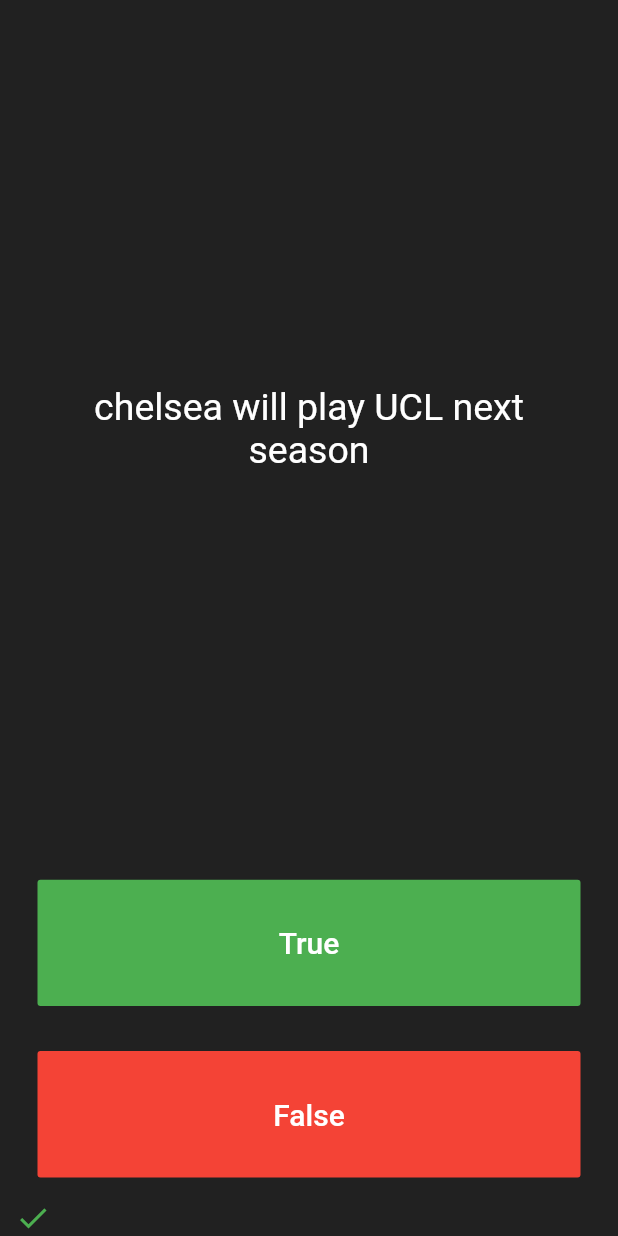
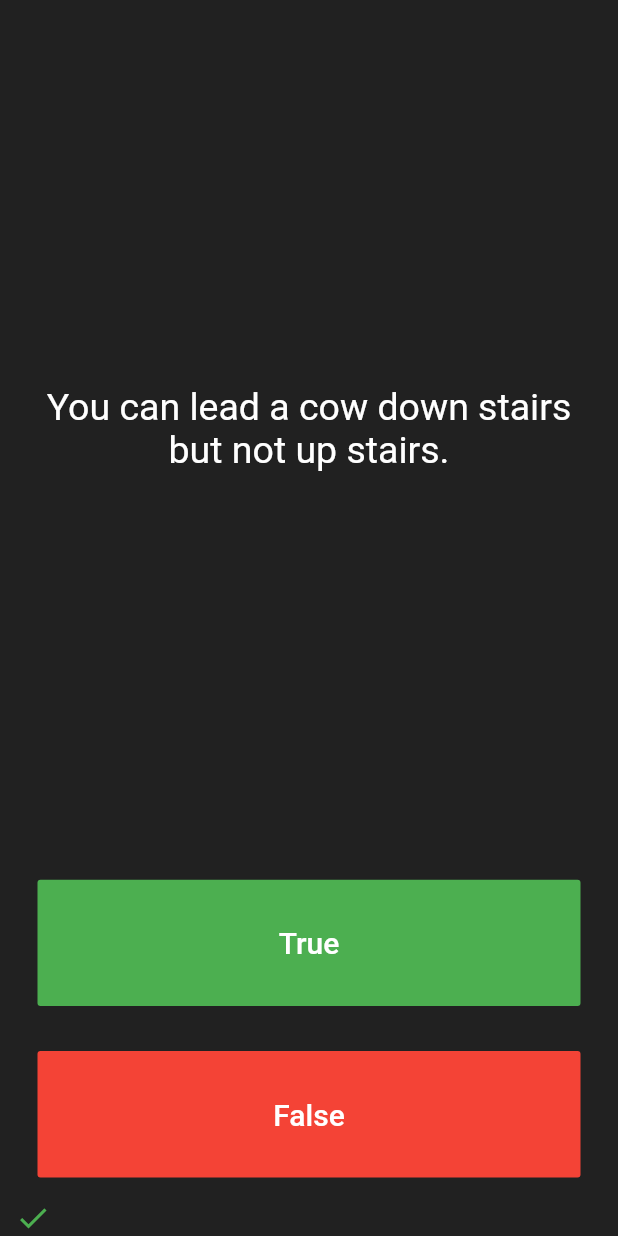
Before and after one commit to srihariash999/FlutterApps, a Flutter app: the screen it shows after launch, after a tap on "True", on a phone screen of 412 x 824 dp. Run offline on Flutter 3.47's test engine with Material 2 defaults, Android fonts, the phone set to English and light mode, and no system bars; our stand-ins replace rflutter_alert.

Commit message:
Revert "Update quizBrain.dart"

```diff
--- a/quizzler-flutter/lib/quizBrain.dart
+++ b/quizzler-flutter/lib/quizBrain.dart
@@ -10,11 +10,11 @@ class QuizBrain{
   List<Icon> scoreKeeper = [];
   List <Question> _questionBank = [
     Question('Some cats are actually allergic to humans', true),
-    Question('chelsea will play UCL next season', false),
+    Question('You can lead a cow down stairs but not up stairs.', false),
     Question('Approximately one quarter of human bones are in the feet.', true),
     Question('A slug\'s blood is green.', true),
     Question('Buzz Aldrin\'s mother\'s maiden name was \"Moon\".', true),
-    Question('Classicdude is an awesome username', true),
+    Question('It is illegal to pee in the Ocean in Portugal.', true),
     Question('No piece of square dry paper can be folded in half more than 7 times.', false),
     Question('In London, UK, if you happen to die in the House of Parliament, you are technically entitled to a state funeral, because the building is considered too sacred a place.', true),
     Question('The loudest sound produced by any animal is 188 decibels. That animal is the African Elephant.', false),
```
